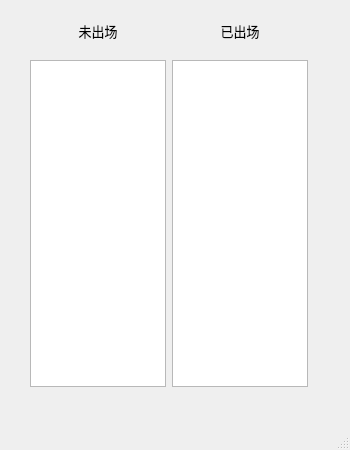
First picture: the form in cshowotheronewindow.ui, repository QJustice/RandomCallPlus, before the edit.
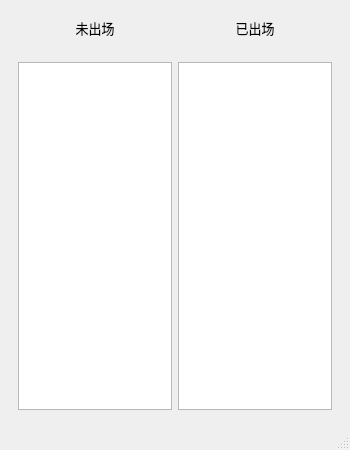
Second picture: the form after the edit.

What changed in the file:
```diff
--- a/cshowotheronewindow.ui
+++ b/cshowotheronewindow.ui
@@ -14,51 +14,9 @@
    <string>MainWindow</string>
   </property>
   <widget class="QWidget" name="centralwidget">
-   <widget class="QWidget" name="widget_2" native="true">
-    <property name="geometry">
-     <rect>
-      <x>30</x>
-      <y>60</y>
-      <width>278</width>
-      <height>327</height>
-     </rect>
-    </property>
-    <layout class="QHBoxLayout" name="horizontalLayout_2">
+   <layout class="QVBoxLayout" name="verticalLayout">
      <item>
-      <widget class="QTextEdit" name="textEdit1">
-       <property name="font">
-        <font>
-         <pointsize>16</pointsize>
-        </font>
-       </property>
-       <property name="readOnly">
-        <bool>true</bool>
-       </property>
-      </widget>
-     </item>
-     <item>
-      <widget class="QTextEdit" name="textEdit2">
-       <property name="font">
-        <font>
-         <pointsize>16</pointsize>
-        </font>
-       </property>
-       <property name="readOnly">
-        <bool>true</bool>
-       </property>
-      </widget>
-     </item>
-    </layout>
-   </widget>
    <widget class="QWidget" name="widget" native="true">
-    <property name="geometry">
-     <rect>
-      <x>30</x>
-      <y>9</y>
-      <width>278</width>
-      <height>44</height>
-     </rect>
-    </property>
     <layout class="QHBoxLayout" name="horizontalLayout">
      <item>
       <widget class="QLabel" name="label1">
@@ -92,6 +50,38 @@
      </item>
     </layout>
    </widget>
+    </item>
+    <item>
+     <widget class="QWidget" name="widget_2" native="true">
+      <layout class="QHBoxLayout" name="horizontalLayout_2">
+       <item>
+        <widget class="QTextEdit" name="textEdit1">
+         <property name="font">
+          <font>
+           <pointsize>16</pointsize>
+          </font>
+         </property>
+         <property name="readOnly">
+          <bool>true</bool>
+         </property>
+        </widget>
+       </item>
+       <item>
+        <widget class="QTextEdit" name="textEdit2">
+         <property name="font">
+          <font>
+           <pointsize>16</pointsize>
+          </font>
+         </property>
+         <property name="readOnly">
+          <bool>true</bool>
+         </property>
+        </widget>
+       </item>
+      </layout>
+     </widget>
+    </item>
+   </layout>
   </widget>
   <widget class="QMenuBar" name="menubar">
    <property name="geometry">
```
Left out of the diff: 2 changed lines with no effect on the pictures. Lines whose indentation alone changed are shown as unchanged.
